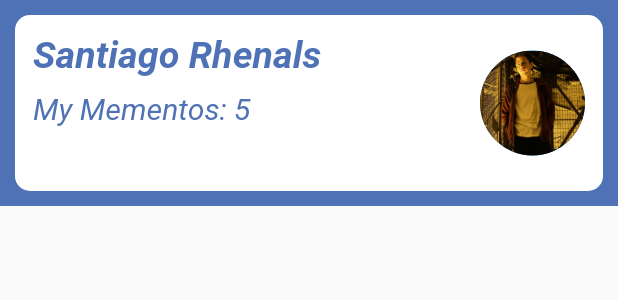
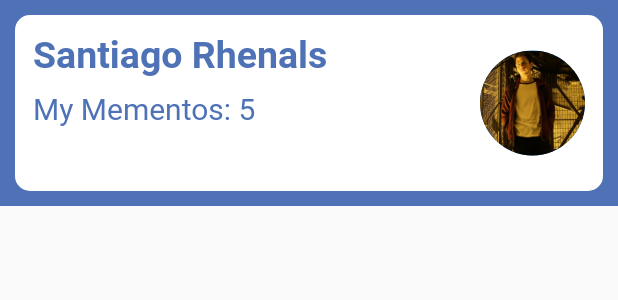
Before and after one commit to srLitem/MementIt, a Flutter app: the Header widget shown alone on an empty page, opened directly, on a phone screen of 412 x 824 dp. Shown: the top 300 px of the screen. Run offline on Flutter 3.47's test engine with Material 2 defaults, Android fonts, the phone set to English and light mode, and no system bars; Roboto replaces fonts that are missing (Sans); statements that could not run were skipped.

Commit message:
Added comments to the current source code

```diff
--- a/lib/widgets/header.dart
+++ b/lib/widgets/header.dart
@@ -1,5 +1,6 @@
 import 'package:flutter/material.dart';
 
+//* Widget to provide the header of the applciation
 class Header extends StatelessWidget {
   final String name;
   final int mementos;
@@ -29,10 +30,11 @@ class Header extends StatelessWidget {
             child: Row(
               mainAxisAlignment: MainAxisAlignment.spaceBetween,
               children: <Widget>[
-                // Information of the header
+                //* Information of the header
                 Column(
                   crossAxisAlignment: CrossAxisAlignment.start,
                   children: <Widget>[
+                    //* Name of the user
                     Text(
                       name,
                       style: styleOfText(25.0, FontWeight.bold),
@@ -40,13 +42,14 @@ class Header extends StatelessWidget {
                     SizedBox(
                       height: 10,
                     ),
+                    //* Number of mementos
                     Text(
                       'My Mementos: $mementos',
                       style: styleOfText(20.0, FontWeight.normal)
                     ),
                   ],
                 ),
-                // Profile picture
+                //* Profile picture
                 Container(
                   decoration: BoxDecoration(
                     shape: BoxShape.circle,
@@ -69,7 +72,7 @@ class Header extends StatelessWidget {
       fontFamily: 'Sans',
       fontSize: size,
       fontWeight: weight,
-      fontStyle: FontStyle.italic,
+      fontStyle: FontStyle.normal,
       color: Color.fromRGBO(78, 114, 181, 1),
     );
   }
--- a/lib/widgets/memento/memento_list.dart
+++ b/lib/widgets/memento/memento_list.dart
@@ -1,6 +1,7 @@
 import 'package:flutter/material.dart';
 import 'package:mementit/widgets/memento/memento.dart';
 
+//* Widget to provide the list of mementos that the user has stored
 class MementoList extends StatelessWidget {
 
   final List<Memento> mementoL; // List of the mementos
```
Also changed, not shown: lib/widgets/memento/memento.dart (+7 -1 lines), lib/widgets/route_generator.dart (+7 -2 lines).
